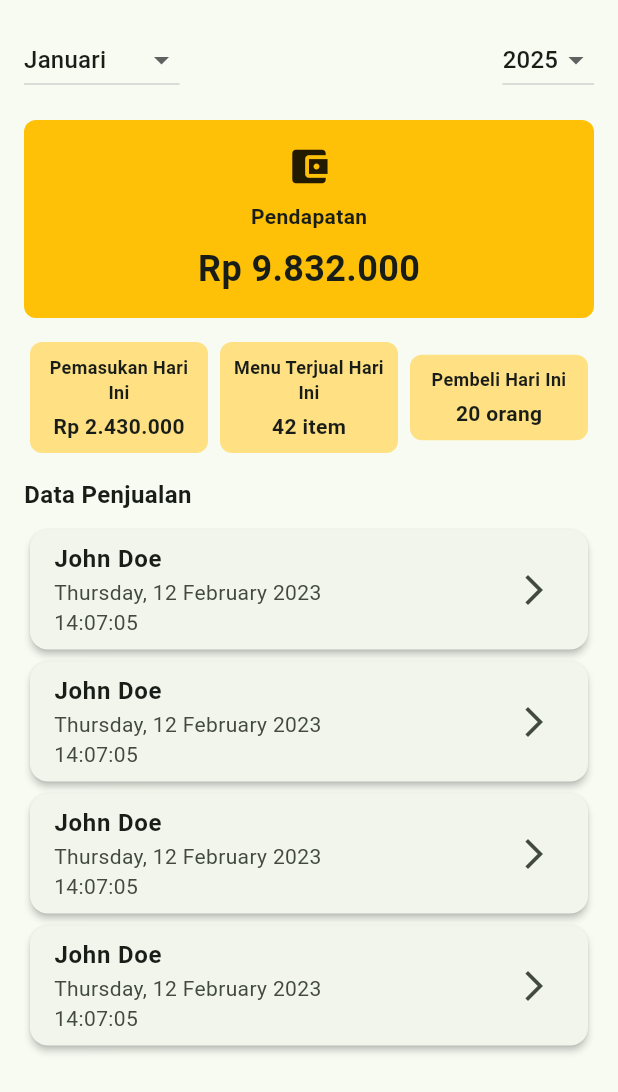
After one commit to k1s6/orderinv2-mobile, a Flutter app: the PageLaporanPenjualan screen opened directly, on a phone screen of 412 x 824 dp. The commit adds this screen. Shown: the top 1092 px of the screen. Run offline on Flutter 3.47's test engine with Material 3 defaults, Android fonts, the phone set to English and light mode, and no system bars; our stand-ins replace awesome_snackbar_content, cloud_firestore, firebase_auth, firebase_core, firebase_storage, flutter_svg and 4 more; missing offline and left inert: d_method; accounts and stored records are empty.

Commit message:
Menambah tabbarview di view laporan, menambah file pagebestseller dan pagelaporanpenjualan, serta menambah desai front-end page tersebut

```diff
--- a/lib/Widget/DrawerComponent.dart
+++ b/lib/Widget/DrawerComponent.dart
@@ -51,7 +51,7 @@ class DrawerComponent extends StatelessWidget {
 
   @override
   Widget build(BuildContext context) {
-    var listbool = [false, false];
+    var listbool = [false, false, false];
 
     listbool[nums - 1] = true;
 
@@ -120,7 +120,7 @@ class DrawerComponent extends StatelessWidget {
                     height: 4,
                   ),
                   ListtilComponent(
-                    selected: listbool[1],
+                    selected: listbool[2],
                     name: 'Laporan',
                     icons: Icon(Icons.folder_rounded),
                     destination: Laporan(
--- /dev/null
+++ b/lib/pages/PageLaporanPenjualan.dart
@@ -0,0 +1,160 @@
+import 'package:flutter/material.dart';
+
+class PageLaporanPenjualan extends StatefulWidget {
+  @override
+  _PageLaporanPenjualanState createState() => _PageLaporanPenjualanState();
+}
+
+class _PageLaporanPenjualanState extends State<PageLaporanPenjualan> {
+  String selectedMonth = 'Januari';
+  String selectedYear = '2025';
+
+  @override
+  Widget build(BuildContext context) {
+    return Scaffold(
+      body: SingleChildScrollView(
+        child: Padding(
+          padding: const EdgeInsets.all(16.0),
+          child: Column(
+            crossAxisAlignment: CrossAxisAlignment.start,
+            children: [
+              // Dropdown untuk bulan dan tahun
+              Row(
+                mainAxisAlignment: MainAxisAlignment.spaceBetween,
+                children: [
+                  DropdownButton<String>(
+                    value: selectedMonth,
+                    items: ['Januari', 'Februari', 'Maret', 'April', 'Mei', 'Juni',
+                    'Juli', 'Agustus', 'September', 'Oktober', 'November', 'Desember']
+                        .map((String value) {
+                      return DropdownMenuItem<String>(
+                        value: value,
+                        child: Text(value),
+                      );
+                    }).toList(),
+                    onChanged: (String? newValue) {
+                      setState(() {
+                        selectedMonth = newValue!;
+                      });
+                    },
+                  ),
+                  DropdownButton<String>(
+                    value: selectedYear,
+                    items: ['2025', '2024', '2023']
+                        .map((String value) {
+                      return DropdownMenuItem<String>(
+                        value: value,
+                        child: Text(value),
+                      );
+                    }).toList(),
+                    onChanged: (String? newValue) {
+                      setState(() {
+                        selectedYear = newValue!;
+                      });
+                    },
+                  ),
+                ],
+              ),
+
+              SizedBox(height: 16),
+
+              // Kotak Pendapatan
+              Container(
+                width: double.infinity,
+                padding: EdgeInsets.all(16),
+                decoration: BoxDecoration(
+                  color: Colors.amber,
+                  borderRadius: BorderRadius.circular(8),
+                ),
+                child: Column(
+                  crossAxisAlignment: CrossAxisAlignment.center,
+                  children: [
+                    Icon(Icons.account_balance_wallet, size: 30),
+                    SizedBox(height: 8),
+                    Text(
+                      'Pendapatan',
+                      style: TextStyle(fontWeight: FontWeight.bold),
+                    ),
+                    SizedBox(height: 8),
+                    Text(
+                      'Rp 9.832.000',
+                      style: TextStyle(
+                        fontWeight: FontWeight.bold,
+                        fontSize: 24,
+                      ),
+                    ),
+                  ],
+                ),
+              ),
+
+              SizedBox(height: 16),
+
+              // Informasi tambahan
+              Row(
+                mainAxisAlignment: MainAxisAlignment.spaceBetween,
+                children: [
+                  _infoBox('Pemasukan Hari Ini', 'Rp 2.430.000'),
+                  _infoBox('Menu Terjual Hari Ini', '42 item'),
+                  _infoBox('Pembeli Hari Ini', '20 orang'),
+                ],
+              ),
+
+              SizedBox(height: 16),
+
+              // Data Penjualan
+              Text(
+                'Data Penjualan',
+                style: TextStyle(fontWeight: FontWeight.bold, fontSize: 16),
+              ),
+              SizedBox(height: 8),
+              _listItem('John Doe', 'Thursday, 12 February 2023', '14:07:05'),
+              _listItem('John Doe', 'Thursday, 12 February 2023', '14:07:05'),
+              _listItem('John Doe', 'Thursday, 12 February 2023', '14:07:05'),
+              _listItem('John Doe', 'Thursday, 12 February 2023', '14:07:05'),
+            ],
+          ),
+        ),
+      ),
+    );
+  }
+
+  // Widget untuk info ringkasan
+  Widget _infoBox(String title, String value) {
+    return Expanded(
+      child: Container(
+        margin: EdgeInsets.symmetric(horizontal: 4),
+        padding: EdgeInsets.all(8),
+        decoration: BoxDecoration(
+          color: Colors.amber[200],
+          borderRadius: BorderRadius.circular(8),
+        ),
+        child: Column(
+          children: [
+            Text(
+              title,
+              style: TextStyle(fontWeight: FontWeight.bold, fontSize: 12),
+              textAlign: TextAlign.center,
+            ),
+            SizedBox(height: 4),
+            Text(
+              value,
+              style: TextStyle(fontWeight: FontWeight.bold, fontSize: 14),
+            ),
+          ],
+        ),
+      ),
+    );
+  }
+
+  // Widget untuk daftar transaksi
+  Widget _listItem(String name, String date, String time) {
+    return Card(
+      elevation: 2,
+      child: ListTile(
+        title: Text(name, style: TextStyle(fontWeight: FontWeight.bold)),
+        subtitle: Text('$date\n$time'),
+        trailing: Icon(Icons.arrow_forward_ios),
+      ),
+    );
+  }
+}
--- a/lib/view/Laporan.dart
+++ b/lib/view/Laporan.dart
@@ -1,6 +1,10 @@
 import 'package:flutter/material.dart';
+import 'package:flutter/rendering.dart';
 import 'package:orderez/Widget/DrawerComponent.dart';
+import 'package:orderez/Widget/ListTileComponent.dart';
 import 'package:orderez/theme.dart';
+import 'package:orderez/pages/PageLaporanPenjualan.dart';
+import 'package:orderez/pages/PageBestSeller.dart';
 
 class Laporan extends StatefulWidget {
   final int initialTabIndex;
@@ -13,6 +17,18 @@ class Laporan extends StatefulWidget {
 }
 
 class _LaporanState extends State<Laporan>{
+  TabBar get _tabBar => const TabBar(
+    tabs: [
+      Tab(text: 'Laporan Penjualan'),
+      Tab(text: 'Menu Best Seller')
+    ],
+    labelColor: Colors.black,
+        indicatorColor: Colors.black,
+        unselectedLabelStyle:
+            TextStyle(fontWeight: FontWeight.bold, fontSize: 14),
+        unselectedLabelColor: Colors.black87,
+        labelStyle: TextStyle(fontWeight: FontWeight.bold, fontSize: 16),
+    );
   @override
   Widget build(BuildContext context) {
     return MaterialApp(
@@ -29,10 +45,31 @@ class _LaporanState extends State<Laporan>{
               style:
                   TextStyle(color: Colors.white, fontWeight: FontWeight.bold),
             ),
+            bottom: PreferredSize(
+              preferredSize: _tabBar.preferredSize,
+              child: Material(
+                color: const Color.fromARGB(255, 255, 206, 64),
+                child: _tabBar,
+              ),
+            ),
           ),
-          drawer: DrawerComponent(nums: 1),
+          drawer: DrawerComponent(nums: 3),
+          body: TabBarView(
+            children: [
+            PageLaporanPenjualan(),
+            PageBestSeller(),
+          ]),
           ),
       ),
     );
   }
 }
+
+class PlaceholderPage extends StatelessWidget {
+  const PlaceholderPage({super.key});
+
+  @override
+  Widget build(BuildContext context) {
+    return const Text('placeholder');
+  }
+}
```
Also changed, not shown: lib/pages/PageBestSeller.dart (added, +116 -0 lines).
